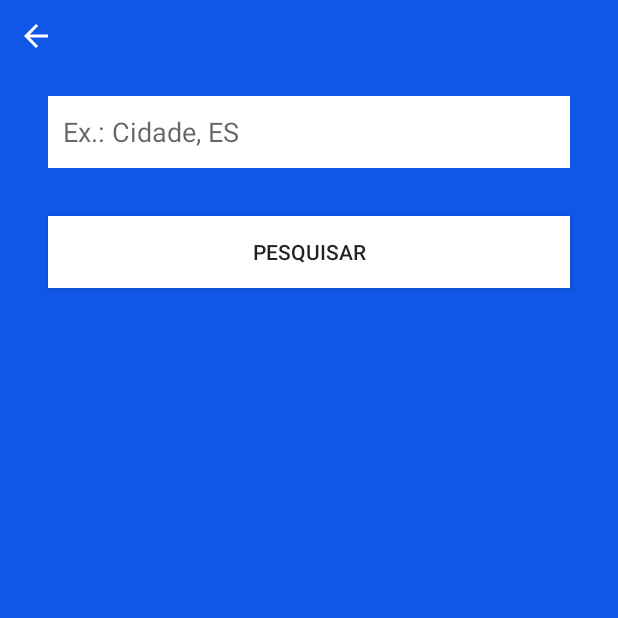
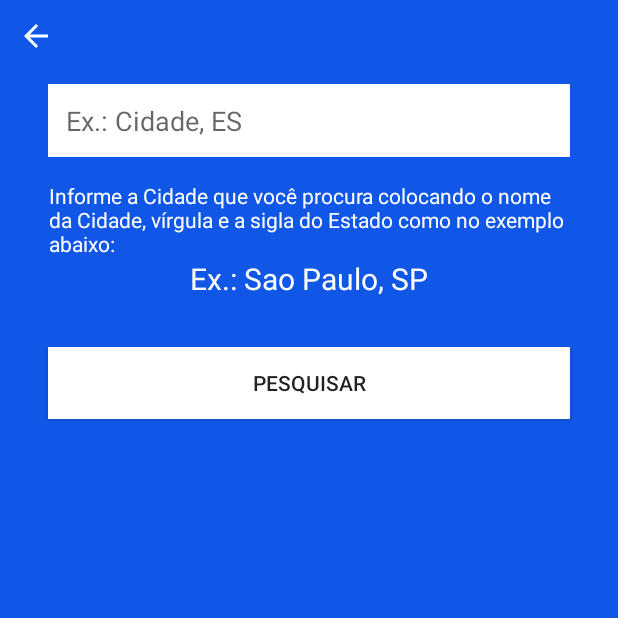
Before and after one commit to rafaelbraf/WeatherApp, an Android app: the SearchActivity screen opened directly, with no data from a screen before it, on a phone screen of 412 x 824 dp, the top half of it. Run offline under Robolectric (Android 15) with nearby library versions, the phone set to English and light mode, and no system bars.

Commit message:
- Adicionado botão Search: Ao clicar no botão o usuário é direcionado para a SearchActivity
- Adicionado Search Activity: Activity para realizar consultas de uma nova cidade que o usuário queira pesquisar. O que o usuário digitar no campo de texto envia para a MainActivity

- Adicionado "getStringExtra" na MainActivity para pegar de onde a atividade foi acionada e o que foi digitado pelo usuário na SearchActivity

```diff
--- a/app/src/main/java/com/example/climatempo/Service/ClimaService.kt
+++ b/app/src/main/java/com/example/climatempo/Service/ClimaService.kt
@@ -13,7 +13,7 @@ interface ClimaService {
     }
 
     //https://api.hgbrasil.com/weather?key=5caee7bd&city_name=$cidade
-    @GET("weather?key=5caee7bd&")
+    @GET("weather?key={YOUR_KEY}&")
     fun getClima(@Query("city_name") cidade: String): Call<WeatherMain>
 
 }
--- a/app/src/main/res/layout/activity_main.xml
+++ b/app/src/main/res/layout/activity_main.xml
@@ -160,8 +160,10 @@
 
     <ImageButton
         android:id="@+id/imageButton_search"
-        android:layout_width="48dp"
-        android:layout_height="48dp"
+        android:layout_width="wrap_content"
+        android:layout_height="wrap_content"
+        android:layout_marginTop="24dp"
+        android:layout_marginEnd="24dp"
         android:background="@android:color/transparent"
         app:layout_constraintEnd_toEndOf="parent"
         app:layout_constraintTop_toTopOf="parent"
--- a/app/src/main/res/layout/activity_search.xml
+++ b/app/src/main/res/layout/activity_search.xml
@@ -6,6 +6,45 @@
     android:layout_height="match_parent"
     android:background="@color/azul"
     tools:context=".SearchActivity">
+
+    <EditText
+        android:id="@+id/editText_busca_cidade"
+        android:layout_width="0dp"
+        android:layout_height="wrap_content"
+        android:layout_marginStart="32dp"
+        android:layout_marginTop="56dp"
+        android:layout_marginEnd="32dp"
+        android:background="@color/white"
+        android:ems="10"
+        android:hint="@string/hint_text"
+        android:inputType="textPersonName"
+        android:padding="12dp"
+        app:layout_constraintEnd_toEndOf="parent"
+        app:layout_constraintStart_toStartOf="parent"
+        app:layout_constraintTop_toTopOf="parent" />
+
+    <TextView
+        android:id="@+id/textView4"
+        android:layout_width="347dp"
+        android:layout_height="wrap_content"
+        android:layout_marginTop="16dp"
+        android:text="Informe a Cidade que você procura colocando o nome da Cidade, vírgula e a sigla do Estado como no exemplo abaixo:"
+        android:textColor="@color/white"
+        app:layout_constraintEnd_toEndOf="parent"
+        app:layout_constraintStart_toStartOf="parent"
+        app:layout_constraintTop_toBottomOf="@+id/editText_busca_cidade" />
+
+    <TextView
+        android:id="@+id/textView5"
+        android:layout_width="wrap_content"
+        android:layout_height="wrap_content"
+        android:text="Ex.: Sao Paulo, SP"
+        android:textColor="@color/white"
+        android:textSize="20sp"
+        app:layout_constraintEnd_toEndOf="parent"
+        app:layout_constraintHorizontal_bias="0.501"
+        app:layout_constraintStart_toStartOf="parent"
+        app:layout_constraintTop_toBottomOf="@+id/textView4" />
 
     <ImageButton
         android:id="@+id/imageButton_back"
@@ -16,26 +55,10 @@
         app:layout_constraintTop_toTopOf="parent"
         app:srcCompat="@drawable/ic_baseline_arrow_back_24" />
 
-    <EditText
-        android:id="@+id/editText_cidade_pesquisada"
-        android:layout_width="0dp"
-        android:layout_height="48dp"
-        android:layout_marginStart="32dp"
-        android:layout_marginTop="64dp"
-        android:layout_marginEnd="32dp"
-        android:background="@color/white"
-        android:ems="10"
-        android:hint="@string/texto_exemplo"
-        android:inputType="textPersonName"
-        android:padding="10dp"
-        app:layout_constraintEnd_toEndOf="parent"
-        app:layout_constraintStart_toStartOf="parent"
-        app:layout_constraintTop_toTopOf="parent" />
-
     <androidx.appcompat.widget.AppCompatButton
         android:id="@+id/button_pesquisar"
         android:layout_width="0dp"
-        android:layout_height="48dp"
+        android:layout_height="wrap_content"
         android:layout_marginStart="32dp"
         android:layout_marginTop="32dp"
         android:layout_marginEnd="32dp"
@@ -43,5 +66,5 @@
         android:text="Pesquisar"
         app:layout_constraintEnd_toEndOf="parent"
         app:layout_constraintStart_toStartOf="parent"
-        app:layout_constraintTop_toBottomOf="@+id/editText_cidade_pesquisada" />
+        app:layout_constraintTop_toBottomOf="@+id/textView5" />
 </androidx.constraintlayout.widget.ConstraintLayout>
--- a/app/src/main/res/values/strings.xml
+++ b/app/src/main/res/values/strings.xml
@@ -1,3 +1,4 @@
 <resources>
     <string name="app_name">ClimaTempo</string>
+    <string name="hint_text">Ex.: Cidade, ES</string>
 </resources>
```
Also changed, not shown: app/src/main/java/com/example/climatempo/MainActivity.kt (+34 -29 lines), app/src/main/java/com/example/climatempo/SearchActivity.kt (+14 -1 lines), app/src/main/res/drawable/custom_background_search.xml (added, +12 -0 lines).
